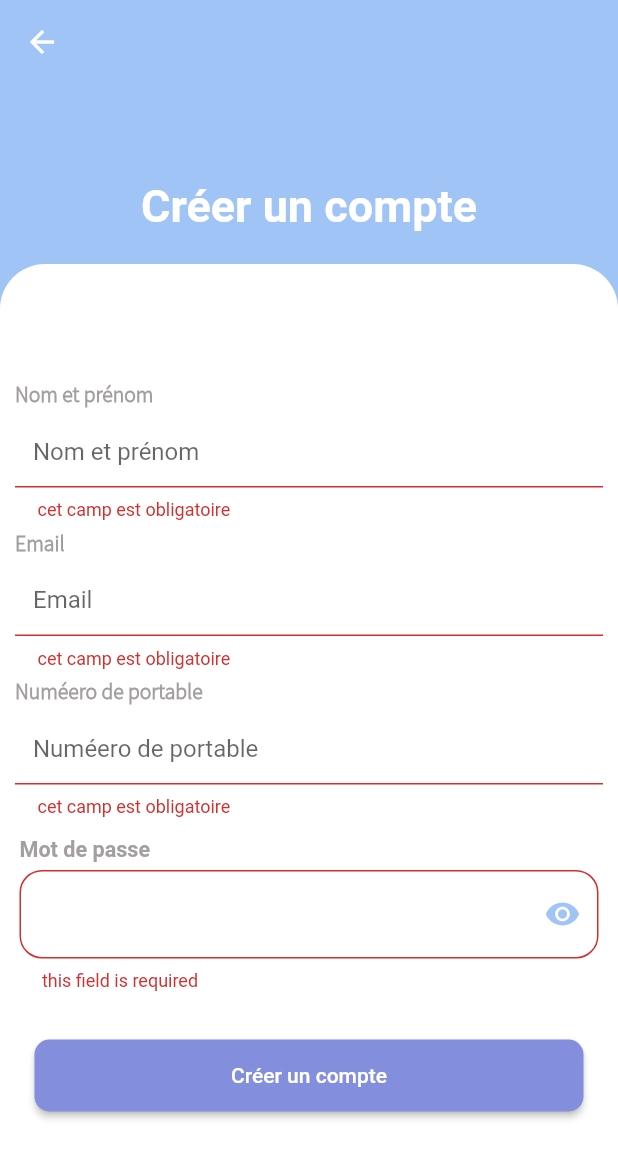
After one commit to FathiAyari/etnafes, a Flutter app: the SignUp screen opened directly, after a tap on "Créer un compte", on a phone screen of 412 x 824 dp. The commit adds this screen. Shown: the top 1158 px of the screen. Run offline on Flutter 3.47's test engine with Material 2 defaults, Android fonts, the phone set to English and light mode, and no system bars; our stand-ins replace firebase_core, get, get_storage, lottie; missing offline and left inert: ndialog; accounts and stored records are empty.

Commit message:
auth screens

```diff
--- /dev/null
+++ b/lib/screens/authentication/sign_up/register.dart
@@ -0,0 +1,113 @@
+import 'package:flutter/cupertino.dart';
+import 'package:flutter/material.dart';
+
+import '../../../util/constants/constraints.dart';
+import '../../widgets/action_button.dart';
+import '../../widgets/input_field.dart';
+import '../../widgets/password_field.dart';
+
+class SignUp extends StatefulWidget {
+  const SignUp({Key? key}) : super(key: key);
+
+  @override
+  _RegisterState createState() => _RegisterState();
+}
+
+class _RegisterState extends State<SignUp> {
+  TextEditingController emailController = TextEditingController();
+  TextEditingController passwordController = TextEditingController();
+  TextEditingController nameController = TextEditingController();
+  TextEditingController phoneController = TextEditingController();
+  final _formKey = GlobalKey<FormState>();
+  bool loading = false;
+  @override
+  Widget build(BuildContext context) {
+    return SafeArea(
+        child: Scaffold(
+      appBar: AppBar(
+        backgroundColor: Color(0xffa0c4f6),
+        elevation: 0,
+      ),
+      body: Container(
+        width: double.infinity,
+        child: Stack(
+          clipBehavior: Clip.antiAliasWithSaveLayer,
+          fit: StackFit.expand,
+          children: [
+            Container(
+              alignment: Alignment.topCenter,
+              color: Color(0xffa0c4f6),
+              child: Padding(
+                padding: EdgeInsets.only(top: Constants.screenHeight * 0.08),
+                child: Text(
+                  "Créer un compte",
+                  style: TextStyle(fontSize: 30, color: Colors.white, fontWeight: FontWeight.bold),
+                ),
+              ),
+            ),
+            Container(
+              decoration: BoxDecoration(
+                  color: Colors.white,
+                  borderRadius: BorderRadius.only(topRight: Radius.circular(30), topLeft: Radius.circular(30))),
+              margin: EdgeInsets.only(top: Constants.screenHeight * 0.15),
+              child: Form(
+                key: _formKey,
+                child: Padding(
+                  padding: const EdgeInsets.symmetric(horizontal: 5),
+                  child: SingleChildScrollView(
+                    child: Column(
+                      children: [
+                        SizedBox(
+                          height: Constants.screenHeight * 0.09,
+                        ),
+                        inputField("Nom et prénom", TextInputType.emailAddress, nameController),
+                        inputField("Email", TextInputType.emailAddress, emailController),
+                        inputField("Numéero de portable", TextInputType.number, phoneController),
+                        PasswordField(label: "Mot de passe", passwordController: passwordController),
+                        loading
+                            ? Padding(
+                                padding: const EdgeInsets.all(8.0),
+                                child: CircularProgressIndicator(),
+                              )
+                            : buildActionButton("Créer un compte", () {
+                                if (_formKey.currentState!.validate()) {
+                                  /*      setState(() {
+                                    loading = true;
+                                  });
+                                  AuthServices()
+                                      .signUp(nameController.text, emailController.text, passwordController.text,
+                                          phoneController.text)
+                                      .then((value) {
+                                    if (value) {
+                                      setState(() {
+                                        loading = false;
+                                      });
+                                      Get.offAll(Login());
+                                    } else {
+                                      setState(() {
+                                        loading = false;
+                                      });
+                                      Fluttertoast.showToast(
+                                          msg: "Utilisateur déja existe",
+                                          toastLength: Toast.LENGTH_SHORT,
+                                          gravity: ToastGravity.BOTTOM,
+                                          timeInSecForIosWeb: 1,
+                                          backgroundColor: Colors.grey,
+                                          textColor: Colors.white,
+                                          fontSize: 16.0);
+                                    }
+                                  });*/
+                                }
+                              }),
+                      ],
+                    ),
+                  ),
+                ),
+              ),
+            )
+          ],
+        ),
+      ),
+    ));
+  }
+}
--- a/lib/screens/widgets/input_field.dart
+++ b/lib/screens/widgets/input_field.dart
@@ -2,8 +2,6 @@ import 'package:flutter/cupertino.dart';
 import 'package:flutter/material.dart';
 
 import '../../util/constants/constraints.dart';
-
-
 
 Widget inputField(String label, TextInputType textInputType, TextEditingController controller) {
   return Padding(
@@ -15,7 +13,11 @@ Widget inputField(String label, TextInputType textInputType, TextEditingControll
           padding: EdgeInsets.symmetric(vertical: 5),
           child: Text(
             "$label",
-            style: TextStyle(fontWeight: FontWeight.bold, color: Color(0xffa39f9f), fontSize: Constants.screenHeight * 0.018),
+            style: TextStyle(
+                fontWeight: FontWeight.bold,
+                fontFamily: "AssistantLight",
+                color: Color(0xffa39f9f),
+                fontSize: Constants.screenHeight * 0.018),
           ),
         ),
         TextFormField(
@@ -31,7 +33,24 @@ Widget inputField(String label, TextInputType textInputType, TextEditingControll
             }
           },
           keyboardType: textInputType,
-          decoration: InputDecoration(border: OutlineInputBorder(borderRadius: BorderRadius.circular(15))),
+          decoration: InputDecoration(
+            hintText: label,
+            filled: true,
+            fillColor: Colors.white,
+            focusedBorder: const OutlineInputBorder(
+              borderRadius: BorderRadius.only(topRight: Radius.circular(20), bottomRight: Radius.circular(20)),
+              borderSide: BorderSide(
+                color: Colors.transparent,
+              ),
+            ),
+            enabledBorder: OutlineInputBorder(
+              borderRadius: BorderRadius.circular(10),
+              borderSide: BorderSide(
+                color: Colors.transparent,
+                width: 2.0,
+              ),
+            ),
+          ),
         ),
       ],
     ),
--- a/lib/util/constants/colors.dart
+++ b/lib/util/constants/colors.dart
@@ -1,7 +1,7 @@
 import 'dart:ui';
 
-class ConstColors{
-  static Color bgColor = Color(0xFFF2F2F6);
+class ConstColors {
+  static Color onBoardingColor = Color(0xFFd7dbe5);
   static Color otpTextColor = Color(0xFF807C7C);
   static Color blueCustomColor = Color(0xFF838EDC);
   static Color btnColor = Color(0xFF06b3c4);
@@ -9,4 +9,5 @@ class ConstColors{
   static Color onBoardingText2 = Color(0xFF92959f);
   static Color cancelButtonColor = Color(0xFF4D4C4C);
   static Color txtFormFieldColor = Color(0xFFE3E7E4);
+  static Color bgColor = Color(0xffebecf1);
 }
```
Also changed, not shown: lib/main.dart (+7 -1 lines), lib/screens/authentication/sign_in/SignIn.dart (+19 -43 lines), lib/screens/onboarding/on_boarding_content.dart (+7 -10 lines), lib/screens/onboarding/on_boarding_page.dart (+20 -14 lines), lib/screens/splash_screen/splash_screen.dart (+6 -6 lines), pubspec.yaml (+5 -7 lines), pubspec.lock, 1 other file.
